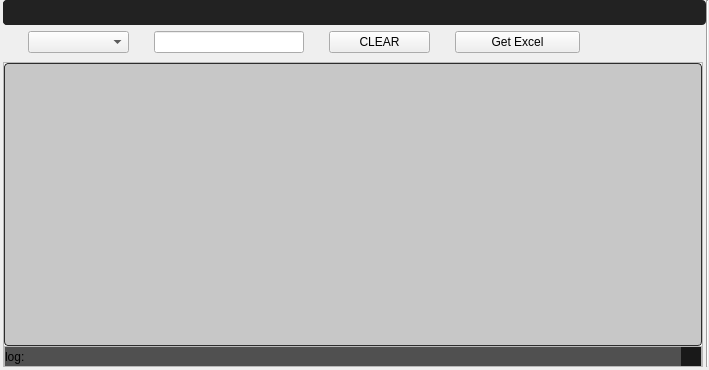
Qt form Resources/UI/CMPOCW.ui (ArhamshareKrushil/ScanRisk) before a commit.
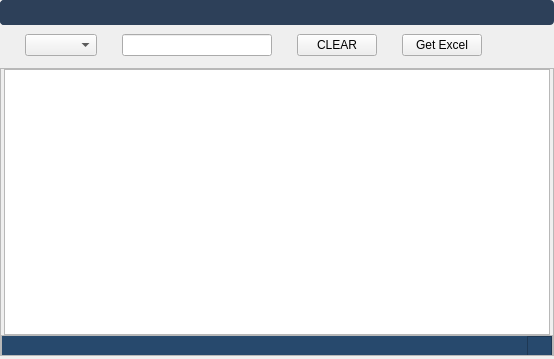
The same form after that commit. Icons and pictures are not drawn.

The edit to the form file:
```diff
--- a/Resources/UI/CMPOCW.ui
+++ b/Resources/UI/CMPOCW.ui
@@ -6,8 +6,8 @@
    <rect>
     <x>0</x>
     <y>0</y>
-    <width>709</width>
-    <height>370</height>
+    <width>554</width>
+    <height>359</height>
    </rect>
   </property>
   <property name="windowTitle">
@@ -33,7 +33,14 @@
     <property name="spacing">
      <number>0</number>
     </property>
-    <item row="2" column="2">
+    <item row="4" column="0">
+     <widget class="Line" name="line_18">
+      <property name="orientation">
+       <enum>Qt::Horizontal</enum>
+      </property>
+     </widget>
+    </item>
+    <item row="3" column="1">
      <widget class="QFrame" name="mainFrame">
       <property name="sizePolicy">
        <sizepolicy hsizetype="Expanding" vsizetype="Expanding">
@@ -63,7 +70,7 @@
        <property name="spacing">
         <number>0</number>
        </property>
-       <item row="0" column="0">
+       <item row="0" column="1">
         <widget class="QTableView" name="tableView">
          <property name="font">
           <font>
@@ -71,149 +78,7 @@
           </font>
          </property>
          <property name="styleSheet">
-          <string notr="true">QTreeView:branch:selected, QTreeView:branch:hover {
-  background: url(&quot;:/qss_icons/rc/transparent.png&quot;);
-}
-
-QTreeView:branch:has-siblings:!adjoins-item {
-  border-image: url(&quot;:/qss_icons/rc/branch_line.png&quot;) 0;
-}
-
-QTreeView:branch:has-siblings:adjoins-item {
-  border-image: url(&quot;:/qss_icons/rc/branch_more.png&quot;) 0;
-}
-
-QTreeView:branch:!has-children:!has-siblings:adjoins-item {
-  border-image: url(&quot;:/qss_icons/rc/branch_end.png&quot;) 0;
-}
-
-QTreeView:branch:has-children:!has-siblings:closed, QTreeView:branch:closed:has-children:has-siblings {
-  border-image: none;
-  image: url(&quot;:/qss_icons/rc/branch_closed.png&quot;);
-}
-
-QTreeView:branch:open:has-children:!has-siblings, QTreeView:branch:open:has-children:has-siblings {
-  border-image: none;
-  image: url(&quot;:/qss_icons/rc/branch_open.png&quot;);
-}
-
-QTreeView:branch:has-children:!has-siblings:closed:hover, QTreeView:branch:closed:has-children:has-siblings:hover {
-  image: url(&quot;:/qss_icons/rc/branch_closed_focus.png&quot;);
-}
-
-QTreeView:branch:open:has-children:!has-siblings:hover, QTreeView:branch:open:has-children:has-siblings:hover {
-  image: url(&quot;:/qss_icons/rc/branch_open_focus.png&quot;);
-}
-
-QTreeView::indicator:checked,
-QListView::indicator:checked {
-  image: url(&quot;:/qss_icons/rc/checkbox_checked.png&quot;);
-}
-
-QTreeView::indicator:checked:hover, QTreeView::indicator:checked:focus, QTreeView::indicator:checked:pressed,
-QListView::indicator:checked:hover,
-QListView::indicator:checked:focus,
-QListView::indicator:checked:pressed {
-  image: url(&quot;:/qss_icons/rc/checkbox_checked_focus.png&quot;);
-}
-
-QTreeView::indicator:unchecked,
-QListView::indicator:unchecked {
-  image: url(&quot;:/qss_icons/rc/checkbox_unchecked.png&quot;);
-}
-
-QTreeView::indicator:unchecked:hover, QTreeView::indicator:unchecked:focus, QTreeView::indicator:unchecked:pressed,
-QListView::indicator:unchecked:hover,
-QListView::indicator:unchecked:focus,
-QListView::indicator:unchecked:pressed {
-  image: url(&quot;:/qss_icons/rc/checkbox_unchecked_focus.png&quot;);
-}
-
-QTreeView::indicator:indeterminate,
-QListView::indicator:indeterminate {
-  image: url(&quot;:/qss_icons/rc/checkbox_indeterminate.png&quot;);
-}
-
-QTreeView::indicator:indeterminate:hover, QTreeView::indicator:indeterminate:focus, QTreeView::indicator:indeterminate:pressed,
-QListView::indicator:indeterminate:hover,
-QListView::indicator:indeterminate:focus,
-QListView::indicator:indeterminate:pressed {
-  image: url(&quot;:/qss_icons/rc/checkbox_indeterminate_focus.png&quot;);
-}
-
-QTreeView,
-QListView,
-QTableView,
-QColumnView {
-  background-color: #c7c7c7;
-  border: 1px solid #2d2d2d;
-  color: #000000;
-  gridline-color: #2d2d2d;
-  border-radius: 4px;
-}
-
-QTreeView:disabled,
-QListView:disabled,
-QTableView:disabled,
-QColumnView:disabled {
-  background-color: #c7c7c7;
-  color: #000000;
-}
-
-QTreeView:selected,
-QListView:selected,
-QTableView:selected,
-QColumnView:selected {
-  background-color: #c7c7c7;
-  color: #000000;
-}
-
-QTreeView:hover,
-QListView:hover,
-QTableView:hover,
-QColumnView:hover {
-  background-color: #c7c7c7;
-  border: 1px solid #148CD2;
-}
-
-QTreeView::item:pressed,
-QListView::item:pressed,
-QTableView::item:pressed,
-QColumnView::item:pressed {
-  background-color: #c7c7c7;
-}
-
-QTreeView::item:selected:hover,
-QListView::item:selected:hover,
-QTableView::item:selected:hover,
-QColumnView::item:selected:hover {
-  background: #c7c7c7;
-  color: #000000;
-}
-
-QTreeView::item:selected:active,
-QListView::item:selected:active,
-QTableView::item:selected:active,
-QColumnView::item:selected:active {
-background-color: palette(highlight);
- color: palette(highlightedText);
-}
-
-QTreeView::item:!selected:hover,
-QListView::item:!selected:hover,
-QTableView::item:!selected:hover,
-QColumnView::item:!selected:hover {
-  outline: 0;
-  color: #148CD2;
-  background-color: #2d2d2d;
-}
-
-QTableCornerButton::section {
-  background-color: #282828;
-  border: 1px transparent #2d2d2d;
-  border-radius: 0px;
-}
-</string>
+          <string notr="true"/>
          </property>
          <property name="selectionBehavior">
           <enum>QAbstractItemView::SelectRows</enum>
@@ -229,7 +94,27 @@
          </attribute>
         </widget>
        </item>
-       <item row="1" column="0">
+       <item row="0" column="0">
+        <widget class="Line" name="line">
+         <property name="styleSheet">
+          <string notr="true">background-color:transparent;</string>
+         </property>
+         <property name="orientation">
+          <enum>Qt::Vertical</enum>
+         </property>
+        </widget>
+       </item>
+       <item row="0" column="2">
+        <widget class="Line" name="line_3">
+         <property name="styleSheet">
+          <string notr="true">background-color:transparent;</string>
+         </property>
+         <property name="orientation">
+          <enum>Qt::Vertical</enum>
+         </property>
+        </widget>
+       </item>
+       <item row="1" column="0" colspan="3">
         <widget class="QFrame" name="StatusBar">
          <property name="minimumSize">
           <size>
@@ -273,13 +158,19 @@
               <height>20</height>
              </size>
             </property>
+            <property name="maximumSize">
+             <size>
+              <width>16777215</width>
+              <height>20</height>
+             </size>
+            </property>
             <property name="styleSheet">
-             <string notr="true">background-color: rgb(80, 80, 80);
+             <string notr="true">background-color:#27496D;
   border-radius: 0
 px;</string>
             </property>
             <property name="text">
-             <string>log:</string>
+             <string/>
             </property>
             <property name="wordWrap">
              <bool>true</bool>
@@ -296,13 +187,14 @@
             </property>
             <property name="maximumSize">
              <size>
-              <width>20</width>
+              <width>25</width>
               <height>20</height>
              </size>
             </property>
             <property name="styleSheet">
-             <string notr="true">background-color: rgb(25,25,25);
-  border-radius: 0px;</string>
+             <string notr="true">background-color:#27496D;
+  border-radius: 0
+px;</string>
             </property>
             <property name="frameShape">
              <enum>QFrame::StyledPanel</enum>
@@ -321,7 +213,7 @@
       </layout>
      </widget>
     </item>
-    <item row="0" column="1" colspan="3">
+    <item row="1" column="0" colspan="3">
      <widget class="QWidget" name="indexBar" native="true">
       <property name="sizePolicy">
        <sizepolicy hsizetype="Preferred" vsizetype="Minimum">
@@ -336,187 +228,272 @@
        </size>
       </property>
       <property name="styleSheet">
-       <string notr="true">QTreeView:branch:selected, QTreeView:branch:hover {
-  background: url(&quot;:/qss_icons/rc/transparent.png&quot;);
-}
-
-QTreeView:branch:has-siblings:!adjoins-item {
-  border-image: url(&quot;:/qss_icons/rc/branch_line.png&quot;) 0;
-}
-
-QTreeView:branch:has-siblings:adjoins-item {
-  border-image: url(&quot;:/qss_icons/rc/branch_more.png&quot;) 0;
-}
-
-QTreeView:branch:!has-children:!has-siblings:adjoins-item {
-  border-image: url(&quot;:/qss_icons/rc/branch_end.png&quot;) 0;
-}
-
-QTreeView:branch:has-children:!has-siblings:closed, QTreeView:branch:closed:has-children:has-siblings {
-  border-image: none;
-  image: url(&quot;:/qss_icons/rc/branch_closed.png&quot;);
-}
-
-QTreeView:branch:open:has-children:!has-siblings, QTreeView:branch:open:has-children:has-siblings {
-  border-image: none;
-  image: url(&quot;:/qss_icons/rc/branch_open.png&quot;);
-}
-
-QTreeView:branch:has-children:!has-siblings:closed:hover, QTreeView:branch:closed:has-children:has-siblings:hover {
-  image: url(&quot;:/qss_icons/rc/branch_closed_focus.png&quot;);
-}
-
-QTreeView:branch:open:has-children:!has-siblings:hover, QTreeView:branch:open:has-children:has-siblings:hover {
-  image: url(&quot;:/qss_icons/rc/branch_open_focus.png&quot;);
-}
-
-QTreeView::indicator:checked,
-QListView::indicator:checked {
-  image: url(&quot;:/qss_icons/rc/checkbox_checked.png&quot;);
-}
-
-QTreeView::indicator:checked:hover, QTreeView::indicator:checked:focus, QTreeView::indicator:checked:pressed,
-QListView::indicator:checked:hover,
-QListView::indicator:checked:focus,
-QListView::indicator:checked:pressed {
-  image: url(&quot;:/qss_icons/rc/checkbox_checked_focus.png&quot;);
-}
-
-QTreeView::indicator:unchecked,
-QListView::indicator:unchecked {
-  image: url(&quot;:/qss_icons/rc/checkbox_unchecked.png&quot;);
-}
-
-QTreeView::indicator:unchecked:hover, QTreeView::indicator:unchecked:focus, QTreeView::indicator:unchecked:pressed,
-QListView::indicator:unchecked:hover,
-QListView::indicator:unchecked:focus,
-QListView::indicator:unchecked:pressed {
-  image: url(&quot;:/qss_icons/rc/checkbox_unchecked_focus.png&quot;);
-}
-
-QTreeView::indicator:indeterminate,
-QListView::indicator:indeterminate {
-  image: url(&quot;:/qss_icons/rc/checkbox_indeterminate.png&quot;);
-}
-
-QTreeView::indicator:indeterminate:hover, QTreeView::indicator:indeterminate:focus, QTreeView::indicator:indeterminate:pressed,
-QListView::indicator:indeterminate:hover,
-QListView::indicator:indeterminate:focus,
-QListView::indicator:indeterminate:pressed {
-  image: url(&quot;:/qss_icons/rc/checkbox_indeterminate_focus.png&quot;);
-}
-
-QTreeView,
-QListView,
-QTableView,
-QColumnView {
-  background-color: #ffffff;
-  border: 1px solid #2d2d2d;
-  color: #F0F0F0;
-  gridline-color: #2d2d2d;
-  border-radius: 4px;
-}
-
-QTreeView:disabled,
-QListView:disabled,
-QTableView:disabled,
-QColumnView:disabled {
-  background-color: #1e1e1e;
-  color: #787878;
-}
-
-QTreeView:selected,
-QListView:selected,
-QTableView:selected,
-QColumnView:selected {
-  background-color: #ffffff;
-  color: #2d2d2d;
-}
-
-QTreeView:hover,
-QListView:hover,
-QTableView:hover,
-QColumnView:hover {
-  background-color: #ffffff;
-  border: 1px solid #148CD2;
-}
-
-QTreeView::item:pressed,
-QListView::item:pressed,
-QTableView::item:pressed,
-QColumnView::item:pressed {
-  background-color: #ffffff;
-}
-
-QTreeView::item:selected:hover,
-QListView::item:selected:hover,
-QTableView::item:selected:hover,
-QColumnView::item:selected:hover {
-  background: #ffffff;
-  color: #282828;
-}
-
-QTreeView::item:selected:active,
-QListView::item:selected:active,
-QTableView::item:selected:active,
-QColumnView::item:selected:active {
-background-color: palette(highlight);
- color: palette(highlightedText);
-}
-
-QTreeView::item:!selected:hover,
-QListView::item:!selected:hover,
-QTableView::item:!selected:hover,
-QColumnView::item:!selected:hover {
-  outline: 0;
-  color: #148CD2;
-  background-color: #2d2d2d;
-}
-
-QTableCornerButton::section {
-  background-color: #282828;
-  border: 1px transparent #2d2d2d;
-  border-radius: 0px;
-}
-</string>
+       <string notr="true"/>
       </property>
       <layout class="QGridLayout" name="gridLayout_2">
        <property name="leftMargin">
         <number>0</number>
        </property>
        <property name="topMargin">
-        <number>0</number>
+        <number>9</number>
        </property>
        <property name="rightMargin">
         <number>0</number>
        </property>
        <property name="bottomMargin">
-        <number>6</number>
+        <number>9</number>
        </property>
        <property name="horizontalSpacing">
         <number>0</number>
        </property>
        <property name="verticalSpacing">
-        <number>6</number>
+        <number>9</number>
        </property>
-       <item row="0" column="0" colspan="11">
-        <widget class="QFrame" name="headerFrame">
-         <property name="sizePolicy">
-          <sizepolicy hsizetype="Expanding" vsizetype="Maximum">
-           <horstretch>0</horstretch>
-           <verstretch>0</verstretch>
-          </sizepolicy>
+       <item row="1" column="8">
+        <widget class="Line" name="line_11">
+         <property name="minimumSize">
+          <size>
+           <width>10</width>
+           <height>0</height>
+          </size>
          </property>
+         <property name="maximumSize">
+          <size>
+           <width>25</width>
+           <height>16777215</height>
+          </size>
+         </property>
+         <property name="styleSheet">
+          <string notr="true">background-color: transparent;</string>
+         </property>
+         <property name="orientation">
+          <enum>Qt::Horizontal</enum>
+         </property>
+        </widget>
+       </item>
+       <item row="0" column="6" rowspan="2">
+        <widget class="Line" name="line_7">
          <property name="minimumSize">
           <size>
-           <width>0</width>
+           <width>10</width>
            <height>0</height>
           </size>
          </property>
+         <property name="maximumSize">
+          <size>
+           <width>25</width>
+           <height>16777215</height>
+          </size>
+         </property>
          <property name="styleSheet">
-          <string notr="true">/* (dot) .QFrame  fix #141, #126, #123 */
+          <string notr="true">background-color: transparent;</string>
+         </property>
+         <property name="orientation">
+          <enum>Qt::Horizontal</enum>
+         </property>
+        </widget>
+       </item>
+       <item row="0" column="1" rowspan="2">
+        <widget class="QComboBox" name="cbHeads"/>
+       </item>
+       <item row="1" column="2">
+        <widget class="Line" name="line_12">
+         <property name="minimumSize">
+          <size>
+           <width>10</width>
+           <height>0</height>
+          </size>
+         </property>
+         <property name="maximumSize">
+          <size>
+           <width>25</width>
+           <height>16777215</height>
+          </size>
+         </property>
+         <property name="styleSheet">
+          <string notr="true">background-color: transparent;</string>
+         </property>
+         <property name="orientation">
+          <enum>Qt::Horizontal</enum>
+         </property>
+        </widget>
+       </item>
+       <item row="0" column="5" rowspan="2">
+        <widget class="QPushButton" name="pbClearfilter">
+         <property name="minimumSize">
+          <size>
+           <width>80</width>
+           <height>0</height>
+          </size>
+         </property>
+         <property name="maximumSize">
+          <size>
+           <width>200</width>
+           <height>16777215</height>
+          </size>
+         </property>
+         <property name="text">
+          <string>CLEAR</string>
+         </property>
+        </widget>
+       </item>
+       <item row="0" column="3" rowspan="2">
+        <widget class="QLineEdit" name="le_text">
+         <property name="maximumSize">
+          <size>
+           <width>150</width>
+           <height>16777215</height>
+          </size>
+         </property>
+        </widget>
+       </item>
+       <item row="1" column="10">
+        <widget class="Line" name="line_9">
+         <property name="minimumSize">
+          <size>
+           <width>10</width>
+           <height>0</height>
+          </size>
+         </property>
+         <property name="maximumSize">
+          <size>
+           <width>25</width>
+           <height>16777215</height>
+          </size>
+         </property>
+         <property name="styleSheet">
+          <string notr="true">background-color: transparent;</string>
+         </property>
+         <property name="orientation">
+          <enum>Qt::Horizontal</enum>
+         </property>
+        </widget>
+       </item>
+       <item row="1" column="0">
+        <widget class="Line" name="line_14">
+         <property name="minimumSize">
+          <size>
+           <width>10</width>
+           <height>0</height>
+          </size>
+         </property>
+         <property name="maximumSize">
+          <size>
+           <width>25</width>
+           <height>16777215</height>
+          </size>
+         </property>
+         <property name="styleSheet">
+          <string notr="true">background-color: transparent;</string>
+         </property>
+         <property name="orientation">
+          <enum>Qt::Horizontal</enum>
+         </property>
+        </widget>
+       </item>
+       <item row="0" column="4" rowspan="2">
+        <widget class="Line" name="line_10">
+         <property name="minimumSize">
+          <size>
+           <width>10</width>
+           <height>0</height>
+          </size>
+         </property>
+         <property name="maximumSize">
+          <size>
+           <width>25</width>
+           <height>16777215</height>
+          </size>
+         </property>
+         <property name="styleSheet">
+          <string notr="true">background-color:transparent</string>
+         </property>
+         <property name="orientation">
+          <enum>Qt::Horizontal</enum>
+         </property>
+        </widget>
+       </item>
+       <item row="0" column="9" rowspan="2">
+        <widget class="Line" name="line_13">
+         <property name="minimumSize">
+          <size>
+           <width>10</width>
+           <height>0</height>
+          </size>
+         </property>
+         <property name="maximumSize">
+          <size>
+           <width>16777215</width>
+           <height>16777215</height>
+          </size>
+         </property>
+         <property name="styleSheet">
+          <string notr="true">background-color:transparent</string>
+         </property>
+         <property name="orientation">
+          <enum>Qt::Horizontal</enum>
+         </property>
+        </widget>
+       </item>
+       <item row="0" column="7" rowspan="2" colspan="2">
+        <widget class="QPushButton" name="pbGetExcel">
+         <property name="minimumSize">
+          <size>
+           <width>80</width>
+           <height>0</height>
+          </size>
+         </property>
+         <property name="maximumSize">
+          <size>
+           <width>200</width>
+           <height>16777215</height>
+          </size>
+         </property>
+         <property name="text">
+          <string>Get Excel</string>
+         </property>
+        </widget>
+       </item>
+      </layout>
+     </widget>
+    </item>
+    <item row="2" column="1">
+     <widget class="Line" name="line_2">
+      <property name="styleSheet">
+       <string notr="true">background-color: transparent;</string>
+      </property>
+      <property name="orientation">
+       <enum>Qt::Horizontal</enum>
+      </property>
+     </widget>
+    </item>
+    <item row="0" column="0" colspan="2">
+     <widget class="QFrame" name="headerFrame">
+      <property name="sizePolicy">
+       <sizepolicy hsizetype="Expanding" vsizetype="Maximum">
+        <horstretch>0</horstretch>
+        <verstretch>0</verstretch>
+       </sizepolicy>
+      </property>
+      <property name="minimumSize">
+       <size>
+        <width>0</width>
+        <height>0</height>
+       </size>
+      </property>
+      <property name="styleSheet">
+       <string notr="true">/* QFrame -----------------------------------------------------------------
+
+https://doc.qt.io/qt-5/stylesheet-examples.html#customizing-qframe
+https://doc.qt.io/qt-5/qframe.html#-prop
+https://doc.qt.io/qt-5/qframe.html#details
+https://stackoverflow.com/questions/14581498/qt-stylesheet-for-hline-vline-color
+
+--------------------------------------------------------------------------- */
+/* (dot) .QFrame  fix #141, #126, #123 */
 .QFrame {
-background-color: #222222;
+  background-color: #2D4059;
+
   border-radius: 4px;
   border: 0px solid transparent;
 
@@ -542,15 +519,64 @@
   background-color: #2d2d2d;
 }
 
+
 </string>
+      </property>
+      <property name="frameShape">
+       <enum>QFrame::Box</enum>
+      </property>
+      <property name="frameShadow">
+       <enum>QFrame::Sunken</enum>
+      </property>
+      <layout class="QGridLayout" name="gridLayout_9">
+       <property name="leftMargin">
+        <number>0</number>
+       </property>
+       <property name="topMargin">
+        <number>0</number>
+       </property>
+       <property name="rightMargin">
+        <number>0</number>
+       </property>
+       <property name="bottomMargin">
+        <number>0</number>
+       </property>
+       <property name="spacing">
+        <number>0</number>
+       </property>
+       <item row="0" column="2" alignment="Qt::AlignRight|Qt::AlignTop">
+        <widget class="QFrame" name="btnframe_4">
+         <property name="sizePolicy">
+          <sizepolicy hsizetype="Expanding" vsizetype="Expanding">
+           <horstretch>0</horstretch>
+           <verstretch>0</verstretch>
+          </sizepolicy>
+         </property>
+         <property name="minimumSize">
+          <size>
+           <width>0</width>
+           <height>25</height>
+          </size>
+         </property>
+         <property name="maximumSize">
+          <size>
+           <width>16777215</width>
+           <height>25</height>
+          </size>
+         </property>
+         <property name="styleSheet">
+          <string notr="true">background-color: transparent;</string>
          </property>
          <property name="frameShape">
-          <enum>QFrame::Box</enum>
+          <enum>QFrame::StyledPanel</enum>
          </property>
          <property name="frameShadow">
-          <enum>QFrame::Sunken</enum>
+          <enum>QFrame::Raised</enum>
          </property>
-         <layout class="QGridLayout" name="gridLayout_6">
+         <layout class="QHBoxLayout" name="horizontalLayout_4">
+          <property name="spacing">
+           <number>0</number>
+          </property>
           <property name="leftMargin">
            <number>0</number>
           </property>
@@ -563,123 +589,19 @@
           <property name="bottomMargin">
            <number>0</number>
           </property>
-          <property name="spacing">
-           <number>0</number>
-          </property>
-          <item row="0" column="2" alignment="Qt::AlignRight|Qt::AlignTop">
-           <widget class="QFrame" name="btnframe_3">
-            <property name="sizePolicy">
-             <sizepolicy hsizetype="Expanding" vsizetype="Expanding">
-              <horstretch>0</horstretch>
-              <verstretch>0</verstretch>
-             </sizepolicy>
-            </property>
+          <item>
+           <widget class="QPushButton" name="bt_min_3">
             <property name="minimumSize">
              <size>
-              <width>0</width>
-              <height>25</height>
-             </size>
-            </property>
-            <property name="maximumSize">
-             <size>
-              <width>16777215</width>
+              <width>25</width>
               <height>25</height>
              </size>
             </property>
             <property name="styleSheet">
-             <string notr="true">background-color: transparent;</string>
-            </property>
-            <property name="frameShape">
-             <enum>QFrame::StyledPanel</enum>
-            </property>
-            <property name="frameShadow">
-             <enum>QFrame::Raised</enum>
-            </property>
-            <layout class="QHBoxLayout" name="horizontalLayout_3">
-             <property name="spacing">
-              <number>0</number>
-             </property>
-             <property name="leftMargin">
-              <number>0</number>
-             </property>
-             <property name="topMargin">
-              <number>0</number>
-             </property>
-             <property name="rightMargin">
-              <number>0</number>
-             </property>
-             <property name="bottomMargin">
-              <number>0</number>
-             </property>
-             <item alignment="Qt::AlignTop">
-              <widget class="QPushButton" name="bt_min_3">
-               <property name="sizePolicy">
-                <sizepolicy hsizetype="Expanding" vsizetype="Expanding">
-                 <horstretch>0</horstretch>
-                 <verstretch>0</verstretch>
-                </sizepolicy>
-               </property>
-               <property name="minimumSize">
-                <size>
-                 <width>35</width>
-                 <height>25</height>
-                </size>
-               </property>
-               <property name="maximumSize">
-                <size>
-                 <width>35</width>
-                 <height>25</height>
-                </size>
-               </property>
-               <property name="styleSheet">
-                <string notr="true">QPushButton {
+             <string notr="true">QPushButton {
   background-color: transparent;
-  border: 1px solid transparent;
+border-radius: 10px;
 
-}
-QPushButton:hover {
-  background-color: #148CD2;    
-}
-</string>
-               </property>
-               <property name="text">
-                <string/>
-               </property>
-               <property name="icon">
-                <iconset resource="C:/Users/HP/Desktop/Autotrader-Reborn2.1/Resourses/icons/icons.qrc">
-                 <normaloff>:/icon1/minus.svg</normaloff>:/icon1/minus.svg</iconset>
-               </property>
-               <property name="iconSize">
-                <size>
-                 <width>15</width>
-                 <height>15</height>
-                </size>
-               </property>
-              </widget>
-             </item>
-             <item alignment="Qt::AlignRight|Qt::AlignTop">
-              <widget class="QPushButton" name="bt_close_3">
-               <property name="sizePolicy">
-                <sizepolicy hsizetype="Maximum" vsizetype="Maximum">
-                 <horstretch>0</horstretch>
-                 <verstretch>0</verstretch>
-                </sizepolicy>
-               </property>
-               <property name="minimumSize">
-                <size>
-                 <width>35</width>
-                 <height>25</height>
-                </size>
-               </property>
-               <property name="maximumSize">
-                <size>
-                 <width>35</width>
-                 <height>25</height>
-                </size>
-               </property>
-               <property name="styleSheet">
-                <string notr="true">QPushButton {
-  background-color: transparent;
   border: 1px solid transparent;
 
 }
@@ -687,296 +609,93 @@
   background-color: #148CD2;    
 }
 </string>
-               </property>
-               <property name="text">
-                <string/>
-               </property>
-               <property name="icon">
-                <iconset resource="C:/Users/HP/Desktop/Autotrader-Reborn2.1/Resourses/icons/icons.qrc">
-                 <normaloff>:/icon1/x.svg</normaloff>:/icon1/x.svg</iconset>
-               </property>
-               <property name="iconSize">
-                <size>
-                 <width>15</width>
-                 <height>15</height>
-                </size>
-               </property>
-              </widget>
-             </item>
-            </layout>
+            </property>
+            <property name="text">
+             <string/>
+            </property>
+            <property name="icon">
+             <iconset resource="../icons/icons.qrc">
+              <normaloff>:/newPrefix/icons/minus-circle.svg</normaloff>:/newPrefix/icons/minus-circle.svg</iconset>
+            </property>
+            <property name="iconSize">
+             <size>
+              <width>20</width>
+              <height>20</height>
+             </size>
+            </property>
            </widget>
           </item>
-          <item row="0" column="1">
-           <widget class="QFrame" name="frame_4">
-            <property name="sizePolicy">
-             <sizepolicy hsizetype="Expanding" vsizetype="Preferred">
-              <horstretch>0</horstretch>
-              <verstretch>0</verstretch>
-             </sizepolicy>
-            </property>
+          <item>
+           <widget class="QPushButton" name="bt_close_3">
             <property name="minimumSize">
              <size>
               <width>0</width>
               <height>25</height>
              </size>
             </property>
-            <property name="maximumSize">
+            <property name="styleSheet">
+             <string notr="true">QPushButton {
+  background-color: transparent;
+border-radius: 10px;
+
+  border: 1px solid transparent;
+
+}
+QPushButton:hover {
+border-radius: 10px;
+  background-color: #ff2626;    
+}
+</string>
+            </property>
+            <property name="text">
+             <string/>
+            </property>
+            <property name="icon">
+             <iconset resource="../icons/icons.qrc">
+              <normaloff>:/newPrefix/icons/x-circle.svg</normaloff>:/newPrefix/icons/x-circle.svg</iconset>
+            </property>
+            <property name="iconSize">
              <size>
-              <width>16777215</width>
-              <height>25</height>
+              <width>20</width>
+              <height>20</height>
              </size>
             </property>
-            <property name="frameShape">
-             <enum>QFrame::StyledPanel</enum>
-            </property>
-            <property name="frameShadow">
-             <enum>QFrame::Raised</enum>
-            </property>
            </widget>
           </item>
          </layout>
         </widget>
        </item>
-       <item row="1" column="1" rowspan="2">
-        <widget class="QComboBox" name="cbHeads"/>
-       </item>
-       <item row="1" column="3" rowspan="2">
-        <widget class="QLineEdit" name="le_text">
-         <property name="maximumSize">
-          <size>
-           <width>150</width>
-           <height>16777215</height>
-          </size>
+       <item row="0" column="1">
+        <widget class="QFrame" name="frame_5">
+         <property name="sizePolicy">
+          <sizepolicy hsizetype="Expanding" vsizetype="Preferred">
+           <horstretch>0</horstretch>
+           <verstretch>0</verstretch>
+          </sizepolicy>
          </property>
-        </widget>
-       </item>
-       <item row="1" column="4" rowspan="2">
-        <widget class="Line" name="line_10">
          <property name="minimumSize">
           <size>
-           <width>10</width>
-           <height>0</height>
-          </size>
-         </property>
-         <property name="maximumSize">
-          <size>
-           <width>25</width>
-           <height>16777215</height>
-          </size>
-         </property>
-         <property name="styleSheet">
-          <string notr="true">background-color:transparent</string>
-         </property>
-         <property name="orientation">
-          <enum>Qt::Horizontal</enum>
-         </property>
-        </widget>
-       </item>
-       <item row="1" column="5" rowspan="2">
-        <widget class="QPushButton" name="pbClearfilter">
-         <property name="maximumSize">
-          <size>
-           <width>200</width>
-           <height>16777215</height>
-          </size>
-         </property>
-         <property name="text">
-          <string>CLEAR</string>
-         </property>
-        </widget>
-       </item>
-       <item row="1" column="6" rowspan="2">
-        <widget class="Line" name="line_7">
-         <property name="minimumSize">
-          <size>
-           <width>10</width>
-           <height>0</height>
-          </size>
-         </property>
-         <property name="maximumSize">
-          <size>
-           <width>25</width>
-           <height>16777215</height>
-          </size>
-         </property>
-         <property name="styleSheet">
-          <string notr="true">background-color: transparent;</string>
-         </property>
-         <property name="orientation">
-          <enum>Qt::Horizontal</enum>
-         </property>
-        </widget>
-       </item>
-       <item row="1" column="7" rowspan="2" colspan="2">
-        <widget class="QPushButton" name="pbGetExcel">
-         <property name="maximumSize">
-          <size>
-           <width>200</width>
-           <height>16777215</height>
-          </size>
-         </property>
-         <property name="text">
-          <string>Get Excel</string>
-         </property>
-        </widget>
-       </item>
-       <item row="1" column="9" rowspan="2">
-        <widget class="Line" name="line_13">
-         <property name="minimumSize">
-          <size>
-           <width>10</width>
-           <height>0</height>
+           <width>0</width>
+           <height>25</height>
           </size>
          </property>
          <property name="maximumSize">
           <size>
            <width>16777215</width>
-           <height>16777215</height>
+           <height>25</height>
           </size>
          </property>
-         <property name="styleSheet">
-          <string notr="true">background-color:transparent</string>
+         <property name="frameShape">
+          <enum>QFrame::StyledPanel</enum>
          </property>
-         <property name="orientation">
-          <enum>Qt::Horizontal</enum>
-         </property>
-        </widget>
-       </item>
-       <item row="2" column="0">
-        <widget class="Line" name="line_14">
-         <property name="minimumSize">
-          <size>
-           <width>10</width>
-           <height>0</height>
-          </size>
-         </property>
-         <property name="maximumSize">
-          <size>
-           <width>25</width>
-           <height>16777215</height>
-          </size>
-         </property>
-         <property name="styleSheet">
-          <string notr="true">background-color: transparent;</string>
-         </property>
-         <property name="orientation">
-          <enum>Qt::Horizontal</enum>
-         </property>
-        </widget>
-       </item>
-       <item row="2" column="2">
-        <widget class="Line" name="line_12">
-         <property name="minimumSize">
-          <size>
-           <width>10</width>
-           <height>0</height>
-          </size>
-         </property>
-         <property name="maximumSize">
-          <size>
-           <width>25</width>
-           <height>16777215</height>
-          </size>
-         </property>
-         <property name="styleSheet">
-          <string notr="true">background-color: transparent;</string>
-         </property>
-         <property name="orientation">
-          <enum>Qt::Horizontal</enum>
-         </property>
-        </widget>
-       </item>
-       <item row="2" column="8">
-        <widget class="Line" name="line_11">
-         <property name="minimumSize">
-          <size>
-           <width>10</width>
-           <height>0</height>
-          </size>
-         </property>
-         <property name="maximumSize">
-          <size>
-           <width>25</width>
-           <height>16777215</height>
-          </size>
-         </property>
-         <property name="styleSheet">
-          <string notr="true">background-color: transparent;</string>
-         </property>
-         <property name="orientation">
-          <enum>Qt::Horizontal</enum>
-         </property>
-        </widget>
-       </item>
-       <item row="2" column="10">
-        <widget class="Line" name="line_9">
-         <property name="minimumSize">
-          <size>
-           <width>10</width>
-           <height>0</height>
-          </size>
-         </property>
-         <property name="maximumSize">
-          <size>
-           <width>25</width>
-           <height>16777215</height>
-          </size>
-         </property>
-         <property name="styleSheet">
-          <string notr="true">background-color: transparent;</string>
-         </property>
-         <property name="orientation">
-          <enum>Qt::Horizontal</enum>
+         <property name="frameShadow">
+          <enum>QFrame::Raised</enum>
          </property>
         </widget>
        </item>
       </layout>
      </widget>
     </item>
-    <item row="3" column="1">
-     <widget class="Line" name="line_18">
-      <property name="orientation">
-       <enum>Qt::Horizontal</enum>
-      </property>
-     </widget>
-    </item>
-    <item row="2" column="0">
-     <widget class="Line" name="line">
-      <property name="styleSheet">
-       <string notr="true">background-color: transparent;</string>
-      </property>
-      <property name="orientation">
-       <enum>Qt::Vertical</enum>
-      </property>
-     </widget>
-    </item>
-    <item row="2" column="3">
-     <widget class="Line" name="line_3">
-      <property name="styleSheet">
-       <string notr="true">background-color: transparent;</string>
-      </property>
-      <property name="orientation">
-       <enum>Qt::Vertical</enum>
-      </property>
-     </widget>
-    </item>
-    <item row="0" column="4" rowspan="3">
-     <widget class="Line" name="line_17">
-      <property name="orientation">
-       <enum>Qt::Vertical</enum>
-      </property>
-     </widget>
-    </item>
-    <item row="1" column="2">
-     <widget class="Line" name="line_2">
-      <property name="styleSheet">
-       <string notr="true">background-color: transparent;</string>
-      </property>
-      <property name="orientation">
-       <enum>Qt::Horizontal</enum>
-      </property>
-     </widget>
-    </item>
    </layout>
   </widget>
  </widget>
```
Left out of the diff: 11 changed lines with no effect on the pictures.
